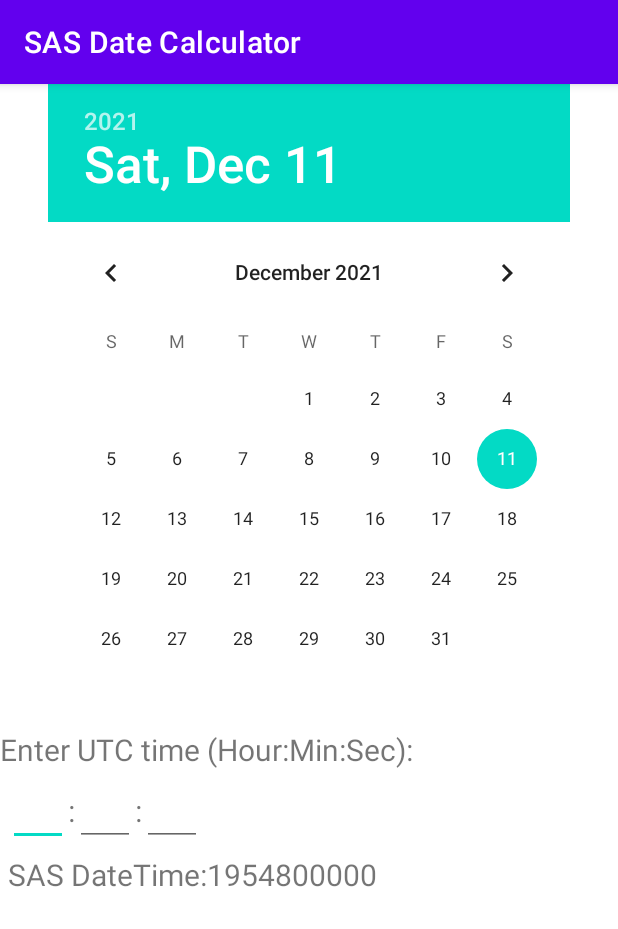
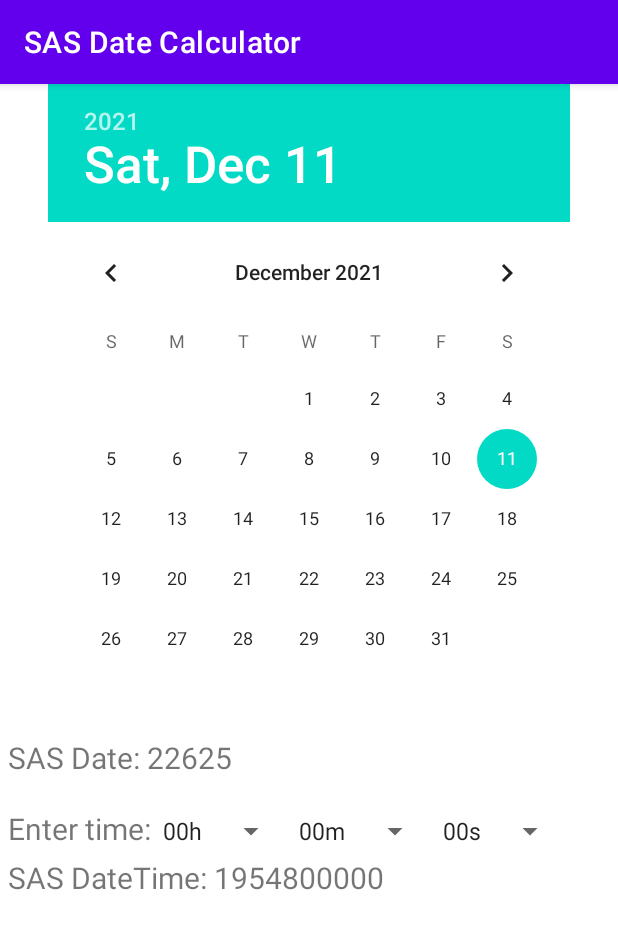
Before and after one commit to Virtblch/CalcDateSAS, an Android app: the TimeToSAS screen opened directly, with no data from a screen before it, on a phone screen of 412 x 824 dp. Shown: the top 929 px of the screen. Run offline under Robolectric (Android 15) with nearby library versions, the phone set to English and light mode, and no system bars.

Commit message:
Date and Time to SAS Date and DateTime in one activity

```diff
--- a/app/build.gradle
+++ b/app/build.gradle
@@ -8,10 +8,10 @@ android {
 
     defaultConfig {
         applicationId "com.example.calcdatesas"
-        minSdk 24
+        minSdk 26
         targetSdk 31
-        versionCode 2
-        versionName "1.1"
+        versionCode 5
+        versionName "1.4"
 
         testInstrumentationRunner "androidx.test.runner.AndroidJUnitRunner"
     }
--- a/app/src/main/java/com/example/calcdatesas/MainActivity.kt
+++ b/app/src/main/java/com/example/calcdatesas/MainActivity.kt
@@ -22,11 +22,11 @@ class MainActivity : AppCompatActivity() {
             startActivity(intent)
         }
 
-        val button3: Button =findViewById(R.id.bt3)
+ /*       val button3: Button =findViewById(R.id.bt3)
         button3.setOnClickListener {
             intent = Intent(this, DateToSAS::class.java)
             startActivity(intent)
-        }
+        }*/
 
         val button4: Button =findViewById(R.id.bt4)
         button4.setOnClickListener {
--- a/app/src/main/java/com/example/calcdatesas/TimeToSAS.kt
+++ b/app/src/main/java/com/example/calcdatesas/TimeToSAS.kt
@@ -1,17 +1,18 @@
 package com.example.calcdatesas
 
+import android.os.Bundle
+import android.widget.DatePicker
+import android.widget.Spinner
+import android.widget.TextView
 import androidx.appcompat.app.AppCompatActivity
-import android.os.Bundle
-import android.text.Editable
-import android.text.TextWatcher
-import android.widget.DatePicker
-import android.widget.TextView
-import android.widget.TimePicker
-import android.widget.TimePicker.OnTimeChangedListener
-import java.text.SimpleDateFormat
+import java.time.ZoneId
+import java.time.ZonedDateTime
+import java.time.temporal.ChronoUnit
 import java.util.*
 import java.util.concurrent.TimeUnit
-import kotlin.math.round
+import android.widget.AdapterView
+import android.view.View
+
 
 class TimeToSAS : AppCompatActivity() {
     override fun onCreate(savedInstanceState: Bundle?) {
@@ -19,130 +20,69 @@ class TimeToSAS : AppCompatActivity() {
         setContentView(R.layout.activity_time_to_sas)
 
         val datePicker = findViewById<DatePicker>(R.id.dtp1)
-        val lbl: TextView = findViewById(R.id.lbl)
         val tv1: TextView = findViewById(R.id.tv1)
-        val ethh: TextView = findViewById(R.id.ethh)
-        val etmm: TextView = findViewById(R.id.etmm)
-        val etss: TextView = findViewById(R.id.etss)
+        val tvdt1: TextView = findViewById(R.id.tvdt1)
+        val sphh: Spinner = findViewById(R.id.sphh)
+        val spmm: Spinner = findViewById(R.id.spmm)
+        val spss: Spinner = findViewById(R.id.spss)
+        datePicker.setMinDate(864000000L-12244089600000L)
+        datePicker.setMaxDate(565816147198999L-86400000L)
+        val utc0Zone = ZoneId.of("UTC+0")
+        val startSasDateTime: ZonedDateTime = ZonedDateTime.of(1960, 1, 1, 0, 0, 0, 0, utc0Zone)
+        var ss: Long=0
+        var mm: Long=0
+        var hh: Long=0
 
-        val tz = TimeZone.getDefault().id
+        val calendar = Calendar.getInstance()
+        val aDateTime: ZonedDateTime = ZonedDateTime.of(calendar.get(Calendar.YEAR), calendar.get(Calendar.MONTH)+1, calendar.get(Calendar.DAY_OF_MONTH), 0, 0, 0, 0, utc0Zone)
+        var sasDT: Long = ChronoUnit.SECONDS.between(startSasDateTime, aDateTime)
+        tv1.text=sasDT.toString()
+        tvdt1.text=(sasDT/ 24 / 60 / 60).toString()
 
-        lbl.text="Enter $tz time (Hour:Min:Sec):"
+        datePicker.init(calendar.get(Calendar.YEAR), calendar.get(Calendar.MONTH), calendar.get(Calendar.DAY_OF_MONTH))
+        { _, year, month, day ->
+            val month = month + 1
 
-        val today = Calendar.getInstance()
-        today.set(today.get(Calendar.YEAR), today.get(Calendar.MONTH), today.get(Calendar.DAY_OF_MONTH), 0, 0, 0)
-        today.timeInMillis= ((today.timeInMillis/1000)*1000)
-        tv1.text=(round((today.timeInMillis+315619200000).toDouble() / 1000)).toInt().toString()
-        val hh1 = Calendar.getInstance()
-        hh1.timeInMillis=0
-        val mm1 = Calendar.getInstance()
-        mm1.timeInMillis=0
-        val ss1 = Calendar.getInstance()
-        ss1.timeInMillis=0
-        val time1 = Calendar.getInstance()
-        val calendar = Calendar.getInstance()
-        calendar.set(calendar.get(Calendar.YEAR), calendar.get(Calendar.MONTH), calendar.get(Calendar.DAY_OF_MONTH), 0, 0)
-        calendar.timeInMillis= ((calendar.timeInMillis/1000)*1000)
-        datePicker.init(today.get(Calendar.YEAR), today.get(Calendar.MONTH), today.get(Calendar.DAY_OF_MONTH))
-        { view, year, month, day ->
-            val month = month + 1
-            val msg = "You Selected: $day/$month/$year"
-            tv1.text=msg
-
-
-            calendar.set(year, month-1, day, 0, 0, 0)
-            calendar.timeInMillis= ((calendar.timeInMillis/1000)*1000)
-            today.set(year, month-1, day, 0, 0, 0)
-            today.timeInMillis= ((today.timeInMillis/1000)*1000)
-            val calendarStart = Calendar.getInstance()
-            calendarStart.timeInMillis = -315619200000
-
-
-            val difference = calendar.timeInMillis - calendarStart.timeInMillis
-            //val days = difference / (24 * 60 * 60 * 1000)
-            //tv1.text=((difference + ss1.timeInMillis + mm1.timeInMillis + hh1.timeInMillis)/1000).toString()
-            tv1.text=(round((difference + ss1.timeInMillis + mm1.timeInMillis + hh1.timeInMillis).toDouble() / 1000)).toInt().toString()
-            //tv1.text=msg
-            //tv1.text=calendar.time.toString()
-
-
-
-
+            val aDateTime: ZonedDateTime = ZonedDateTime.of(year, month, day, 0, 0, 0, 0, utc0Zone)
+            sasDT= ChronoUnit.SECONDS.between(startSasDateTime, aDateTime)
+            tv1.text=(sasDT + TimeUnit.HOURS.toSeconds(hh)+ TimeUnit.MINUTES.toSeconds(mm) + ss).toString()
+            tvdt1.text=(sasDT/ 24 / 60 / 60).toString()
         }
 
-        ethh.addTextChangedListener(object : TextWatcher {
-
-            override fun afterTextChanged(s: Editable) {}
-
-            override fun beforeTextChanged(s: CharSequence, start: Int,
-                                           count: Int, after: Int) {
+        sphh.setOnItemSelectedListener(object : AdapterView.OnItemSelectedListener {
+            override fun onItemSelected(
+                parent: AdapterView<*>?,
+                itemSelected: View?, selectedItemPosition: Int, selectedId: Long
+            ) {
+                hh = selectedItemPosition.toString().toLong()
+                tv1.text=(sasDT + TimeUnit.HOURS.toSeconds(hh) + TimeUnit.MINUTES.toSeconds(mm) + ss).toString()
             }
 
-            override fun onTextChanged(s: CharSequence, start: Int,
-                                       before: Int, count: Int) {
-                try {
-                    var hh: Long = s.toString().toLong()
-                    var pMils: Long
-
-                    pMils= TimeUnit.HOURS.toMillis(hh)
-                    hh1.timeInMillis=pMils
-                    time1.timeInMillis=today.timeInMillis + pMils + 315619200000 + mm1.timeInMillis + ss1.timeInMillis
-                    //tv1.text=(time1.timeInMillis/1000).toString()
-                    tv1.text=(round((time1.timeInMillis).toDouble() / 1000)).toInt().toString()
-                    //tv1.text=today.timeInMillis.toString()
-                //} catch (e: Exception) {tv1.text=((today.timeInMillis + 315619200000 + mm1.timeInMillis + ss1.timeInMillis)/1000).toString(); hh1.timeInMillis=0}
-                } catch (e: Exception) {tv1.text=(round((today.timeInMillis + 315619200000 + mm1.timeInMillis + ss1.timeInMillis).toDouble() / 1000)).toInt().toString(); hh1.timeInMillis=0}
-            }
+            override fun onNothingSelected(parent: AdapterView<*>?) {}
         })
 
-        etmm.addTextChangedListener(object : TextWatcher {
-
-            override fun afterTextChanged(s: Editable) {}
-
-            override fun beforeTextChanged(s: CharSequence, start: Int,
-                                           count: Int, after: Int) {
+        spmm.setOnItemSelectedListener(object : AdapterView.OnItemSelectedListener {
+            override fun onItemSelected(
+                parent: AdapterView<*>?,
+                itemSelected: View?, selectedItemPosition: Int, selectedId: Long
+            ) {
+                mm = selectedItemPosition.toString().toLong()
+                tv1.text=(sasDT + TimeUnit.HOURS.toSeconds(hh) + TimeUnit.MINUTES.toSeconds(mm) + ss).toString()
             }
 
-            override fun onTextChanged(s: CharSequence, start: Int,
-                                       before: Int, count: Int) {
-                try {
-                    var mm: Long = s.toString().toLong()
-                    var pMils: Long
-
-                    pMils= TimeUnit.MINUTES.toMillis(mm)
-                    mm1.timeInMillis=pMils
-                    time1.timeInMillis=today.timeInMillis + pMils + 315619200000 + hh1.timeInMillis + ss1.timeInMillis
-                    //tv1.text=(time1.timeInMillis/1000).toString()
-                    tv1.text=(round((time1.timeInMillis).toDouble() / 1000)).toInt().toString()
-                    //tv1.text=today.timeInMillis.toString()
-
-                } catch (e: Exception) {tv1.text=(round((today.timeInMillis + 315619200000 + hh1.timeInMillis + ss1.timeInMillis).toDouble() / 1000)).toInt().toString(); mm1.timeInMillis=0}
-            }
+            override fun onNothingSelected(parent: AdapterView<*>?) {}
         })
 
-        etss.addTextChangedListener(object : TextWatcher {
-
-            override fun afterTextChanged(s: Editable) {}
-
-            override fun beforeTextChanged(s: CharSequence, start: Int,
-                                           count: Int, after: Int) {
+        spss.setOnItemSelectedListener(object : AdapterView.OnItemSelectedListener {
+            override fun onItemSelected(
+                parent: AdapterView<*>?,
+                itemSelected: View?, selectedItemPosition: Int, selectedId: Long
+            ) {
+                ss = selectedItemPosition.toString().toLong()
+                tv1.text=(sasDT + TimeUnit.HOURS.toSeconds(hh) + TimeUnit.MINUTES.toSeconds(mm) + ss).toString()
             }
 
-            override fun onTextChanged(s: CharSequence, start: Int,
-                                       before: Int, count: Int) {
-                try {
-                    var ss: Long = s.toString().toLong()
-                    var pMils: Long
-
-                    pMils= TimeUnit.SECONDS.toMillis(ss)
-                    ss1.timeInMillis=pMils
-                    time1.timeInMillis=today.timeInMillis + pMils + 315619200000 + mm1.timeInMillis + hh1.timeInMillis
-                    //tv1.text=(time1.timeInMillis/1000).toString()
-                    tv1.text=(round((time1.timeInMillis).toDouble() / 1000)).toInt().toString()
-                    //tv1.text=today.timeInMillis.toString()
-
-                } catch (e: Exception) {tv1.text=(round((today.timeInMillis + 315619200000 + mm1.timeInMillis + hh1.timeInMillis).toDouble() / 1000)).toInt().toString(); ss1.timeInMillis=0}
-            }
+            override fun onNothingSelected(parent: AdapterView<*>?) {}
         })
 
     }
--- a/app/src/main/res/layout/activity_main.xml
+++ b/app/src/main/res/layout/activity_main.xml
@@ -20,21 +20,14 @@
         android:textSize="20dp"
         app:layout_constraintTop_toBottomOf="@id/bt1"
         />
-    <Button
-        android:id="@+id/bt3"
-        android:layout_width="match_parent"
-        android:layout_height="wrap_content"
-        android:text="Date --> SAS Date"
-        android:textSize="20dp"
-        app:layout_constraintTop_toBottomOf="@id/bt2"
-        />
+
     <Button
         android:id="@+id/bt4"
         android:layout_width="match_parent"
         android:layout_height="wrap_content"
-        android:text="Time --> SAS DateTime"
+        android:text="Date/Time --> SAS DateTime"
         android:textSize="20dp"
-        app:layout_constraintTop_toBottomOf="@id/bt3"
+        app:layout_constraintTop_toBottomOf="@id/bt2"
         />
 
     <ImageView
--- a/app/src/main/res/layout/activity_time_to_sas.xml
+++ b/app/src/main/res/layout/activity_time_to_sas.xml
@@ -14,57 +14,71 @@
         android:layout_height="wrap_content"
         app:layout_constraintTop_toTopOf="parent" />
 
-    <TextView
-        android:id="@+id/lbl"
-        android:layout_width="wrap_content"
+    <LinearLayout
+        android:id="@+id/lldt1"
+        android:layout_width="match_parent"
         android:layout_height="wrap_content"
-        android:text="Enter time (Hour:Min:Sec)"
-        app:layout_constraintTop_toBottomOf="@+id/dtp1"
-        android:textSize="20sp"/>
+        android:layout_margin="5dp"
+        android:orientation="horizontal"
+        app:layout_constraintTop_toBottomOf="@+id/dtp1">
+
+        <TextView
+            android:layout_width="wrap_content"
+            android:layout_height="wrap_content"
+            android:textSize="20sp"
+            android:text="SAS Date: "
+            />
+
+        <TextView
+            android:id="@+id/tvdt1"
+            android:layout_width="match_parent"
+            android:layout_height="wrap_content"
+            android:textSize="20sp"
+            />
+
+    </LinearLayout>
 
     <LinearLayout
         android:id="@+id/ll1"
         android:layout_width="match_parent"
         android:layout_height="wrap_content"
-        android:layout_margin="5dp"
+        android:layout_marginStart="5dp"
+        android:layout_marginEnd="5dp"
+        android:layout_marginBottom="5dp"
+        android:layout_marginTop="20dp"
         android:orientation="horizontal"
-        app:layout_constraintTop_toBottomOf="@+id/lbl"
+        app:layout_constraintTop_toBottomOf="@+id/lldt1"
         >
 
-
-        <EditText
-            android:id="@+id/ethh"
-            android:layout_width="40dp"
-            android:layout_height="wrap_content"
-            android:inputType="numberDecimal"
-            android:maxLength="2"
-             />
         <TextView
+            android:id="@+id/lbl"
             android:layout_width="wrap_content"
             android:layout_height="wrap_content"
-            android:text=":"
+            android:text="Enter time:"
             android:textSize="20sp"/>
-
-        <EditText
-            android:id="@+id/etmm"
-            android:layout_width="40dp"
-            android:layout_height="wrap_content"
-            android:inputType="numberDecimal"
-            android:maxLength="2"
-             />
-        <TextView
+        <Spinner
+            android:id="@+id/sphh"
             android:layout_width="wrap_content"
             android:layout_height="wrap_content"
-            android:text=":"
-            android:textSize="20sp"/>
+            android:textSize="20sp"
+            android:entries="@array/strHH"
+            />
+        <Spinner
+            android:id="@+id/spmm"
+            android:layout_width="wrap_content"
+            android:layout_height="wrap_content"
+            android:textSize="20sp"
+            android:entries="@array/strMM"
+            />
+        <Spinner
+            android:id="@+id/spss"
+            android:layout_width="wrap_content"
+            android:layout_height="wrap_content"
+            android:textSize="20sp"
+            android:entries="@array/strSS"
+            />
 
-        <EditText
-            android:id="@+id/etss"
-            android:layout_width="40dp"
-            android:layout_height="wrap_content"
-            android:inputType="numberDecimal"
-            android:maxLength="2"
-             />
+
 
 
     </LinearLayout>
@@ -83,7 +97,7 @@
             android:layout_width="wrap_content"
             android:layout_height="wrap_content"
             android:textSize="20sp"
-            android:text="SAS DateTime:"
+            android:text="SAS DateTime: "
             />
 
         <TextView
@@ -95,4 +109,7 @@
 
     </LinearLayout>
 
+
+
+
 </androidx.constraintlayout.widget.ConstraintLayout>
--- a/app/src/main/res/values/strings.xml
+++ b/app/src/main/res/values/strings.xml
@@ -1,3 +1,157 @@
 <resources>
     <string name="app_name">CalcDateSAS</string>
+    <string-array name="strHH">
+        <item>00h</item>
+        <item>01h</item>
+        <item>02h</item>
+        <item>03h</item>
+        <item>04h</item>
+        <item>05h</item>
+        <item>06h</item>
+        <item>07h</item>
+        <item>08h</item>
+        <item>09h</item>
+        <item>10h</item>
+        <item>11h</item>
+        <item>12h</item>
+        <item>13h</item>
+        <item>14h</item>
+        <item>15h</item>
+        <item>16h</item>
+        <item>17h</item>
+        <item>18h</item>
+        <item>19h</item>
+        <item>20h</item>
+        <item>21h</item>
+        <item>22h</item>
+        <item>23h</item>
+    </string-array>
+
+    <string-array name="strMM">
+        <item>00m</item>
+        <item>01m</item>
+        <item>02m</item>
+        <item>03m</item>
+        <item>04m</item>
+        <item>05m</item>
+        <item>06m</item>
+        <item>07m</item>
+        <item>08m</item>
+        <item>09m</item>
+        <item>10m</item>
+        <item>11m</item>
+        <item>12m</item>
+        <item>13m</item>
+        <item>14m</item>
+        <item>15m</item>
+        <item>16m</item>
+        <item>17m</item>
+        <item>18m</item>
+        <item>19m</item>
+        <item>20m</item>
+        <item>21m</item>
+        <item>22m</item>
+        <item>23m</item>
+        <item>24m</item>
+        <item>25m</item>
+        <item>26m</item>
+        <item>27m</item>
+        <item>28m</item>
+        <item>29m</item>
+        <item>30m</item>
+        <item>31m</item>
+        <item>32m</item>
+        <item>33m</item>
+        <item>34m</item>
+        <item>35m</item>
+        <item>36m</item>
+        <item>37m</item>
+        <item>38m</item>
+        <item>39m</item>
+        <item>40m</item>
+        <item>41m</item>
+        <item>42m</item>
+        <item>43m</item>
+        <item>44m</item>
+        <item>45m</item>
+        <item>46m</item>
+        <item>47m</item>
+        <item>48m</item>
+        <item>49m</item>
+        <item>50m</item>
+        <item>51m</item>
+        <item>52m</item>
+        <item>53m</item>
+        <item>54m</item>
+        <item>55m</item>
+        <item>56m</item>
+        <item>57m</item>
+        <item>58m</item>
+        <item>59m</item>
+    </string-array>
+
+    <string-array name="strSS">
+        <item>00s</item>
+        <item>01s</item>
+        <item>02s</item>
+        <item>03s</item>
+        <item>04s</item>
+        <item>05s</item>
+        <item>06s</item>
+        <item>07s</item>
+        <item>08s</item>
+        <item>09s</item>
+        <item>10s</item>
+        <item>11s</item>
+        <item>12s</item>
+        <item>13s</item>
+        <item>14s</item>
+        <item>15s</item>
+        <item>16s</item>
+        <item>17s</item>
+        <item>18s</item>
+        <item>19s</item>
+        <item>20s</item>
+        <item>21s</item>
+        <item>22s</item>
+        <item>23s</item>
+        <item>24s</item>
+        <item>25s</item>
+        <item>26s</item>
+        <item>27s</item>
+        <item>28s</item>
+        <item>29s</item>
+        <item>30s</item>
+        <item>31s</item>
+        <item>32s</item>
+        <item>33s</item>
+        <item>34s</item>
+        <item>35s</item>
+        <item>36s</item>
+        <item>37s</item>
+        <item>38s</item>
+        <item>39s</item>
+        <item>40s</item>
+        <item>41s</item>
+        <item>42s</item>
+        <item>43s</item>
+        <item>44s</item>
+        <item>45s</item>
+        <item>46s</item>
+        <item>47s</item>
+        <item>48s</item>
+        <item>49s</item>
+        <item>50s</item>
+        <item>51s</item>
+        <item>52s</item>
+        <item>53s</item>
+        <item>54s</item>
+        <item>55s</item>
+        <item>56s</item>
+        <item>57s</item>
+        <item>58s</item>
+        <item>59s</item>
+    </string-array>
+
+
 </resources>
```
Also changed, not shown: 1 other file.
